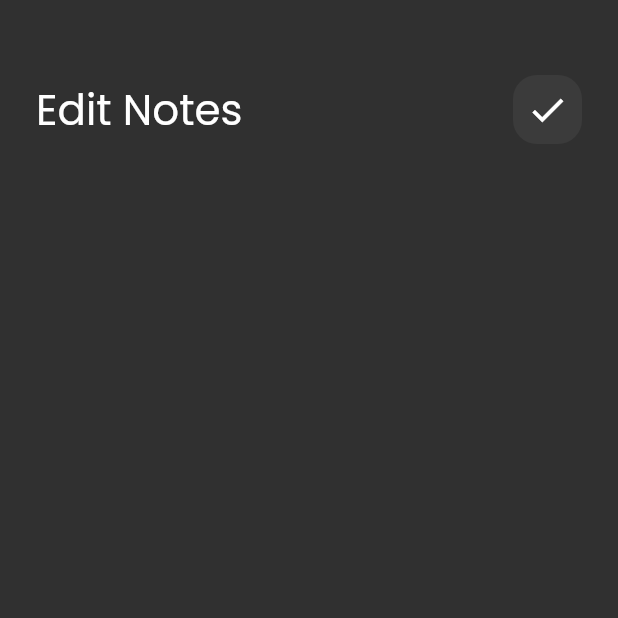
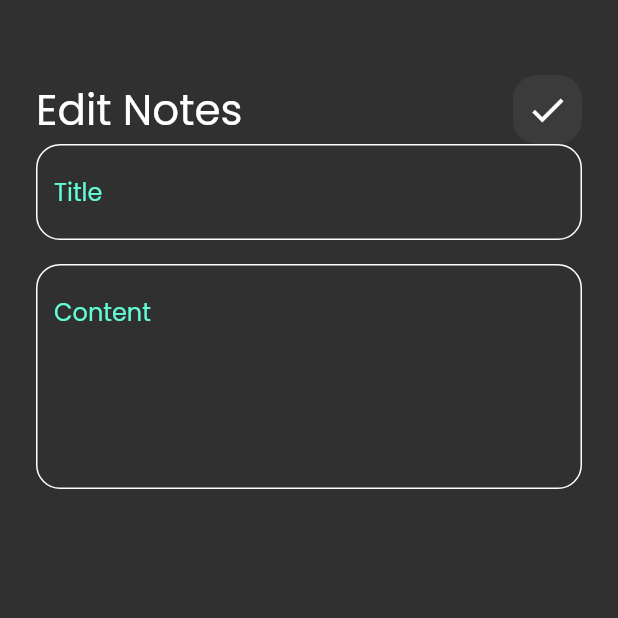
Before and after one commit to OmarAlammari/notes_app, a Flutter app: the EditNoteView screen opened directly, on a phone screen of 412 x 824 dp, the top half of it. Run offline on Flutter 3.47's test engine with Material 2 defaults, Android fonts, the phone set to English and light mode, and no system bars; our stand-ins replace font_awesome_flutter.

Commit message:
edit note view ui done

```diff
--- a/lib/views/edit_note_view.dart
+++ b/lib/views/edit_note_view.dart
@@ -1,5 +1,6 @@
-import 'package:applaid_app_13_notes_app/views/widgets/edit_view_body.dart';
 import 'package:flutter/material.dart';
+
+import 'widgets/edit_view_body.dart';
 
 class EditNoteView extends StatelessWidget {
   const EditNoteView({Key? key}) : super(key: key);
--- a/lib/views/widgets/edit_view_body.dart
+++ b/lib/views/widgets/edit_view_body.dart
@@ -1,5 +1,6 @@
 import 'package:flutter/material.dart';
 
+import 'custom_text_field.dart';
 import 'custom_app_bar.dart';
 
 class EditNoteViewBody extends StatelessWidget {
@@ -12,7 +13,16 @@ class EditNoteViewBody extends StatelessWidget {
       child: Column(
         children: [
           const SizedBox(height: 50),
-          const CustomAppBar(title: 'Edit Notes', icon: Icons.check),
+          const CustomAppBar(
+            title: 'Edit Notes',
+            icon: Icons.check,
+          ),
+          const CustomTextField(hint: 'Title'),
+          const SizedBox(height: 16),
+          const CustomTextField(
+            hint: 'Content',
+            maxLines: 5,
+          ),
         ],
       ),
     );
```
